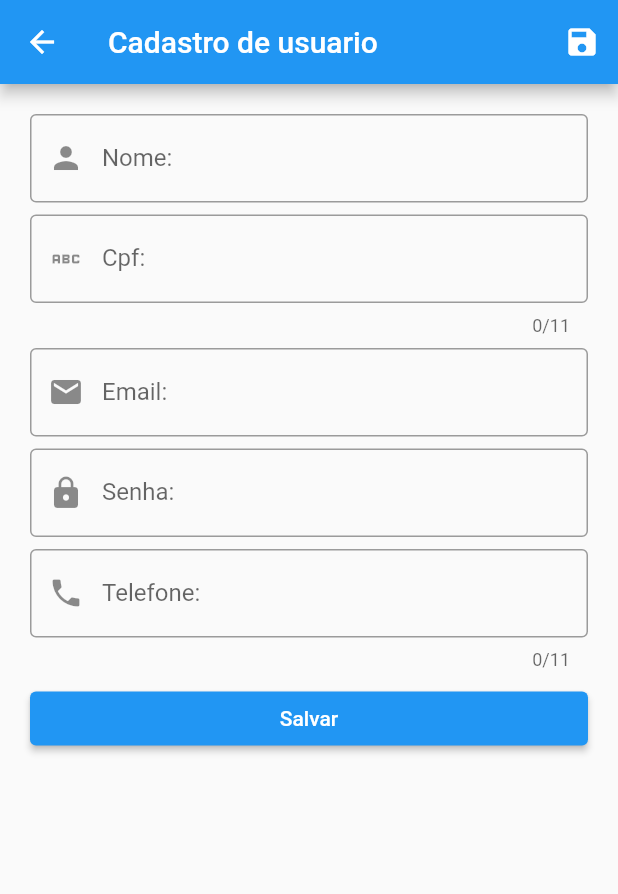
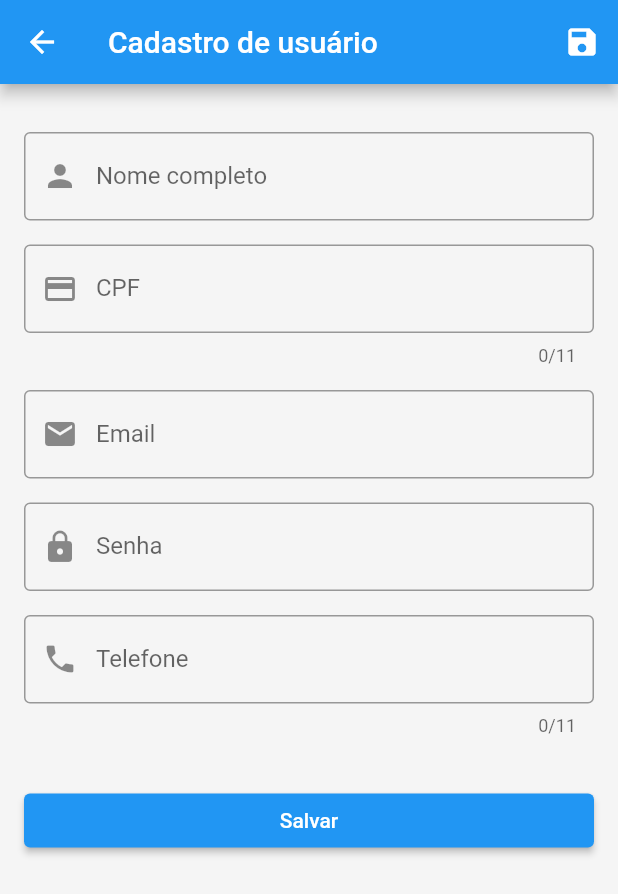
Before and after one commit to barkleyaires/PRONTO_SERVICE, a Flutter app: the Usuarios screen opened by its route, on a phone screen of 412 x 824 dp. Shown: the top 894 px of the screen. Run offline on Flutter 3.47's test engine with Material 2 defaults, Android fonts, the phone set to English and light mode, and no system bars; our stand-ins replace flutter_multi_formatter; missing offline and left inert: validatorless.

```diff
--- a/lib/main.dart
+++ b/lib/main.dart
@@ -3,8 +3,6 @@ import 'package:pronto_service/models/usuario_list.dart';
 import 'package:pronto_service/pages/criarConta.dart';
 import 'package:pronto_service/pages/home_page.dart';
 import 'package:pronto_service/pages/login.dart';
-import 'package:pronto_service/pages/usuario_detail_page.dart';
-import 'package:pronto_service/pages/usuario_overview.dart';
 import 'package:pronto_service/pages/usuarios.dart';
 import 'package:pronto_service/utils/app_routes.dart';
 import 'package:provider/provider.dart';
@@ -30,11 +28,9 @@ class MyApp extends StatelessWidget {
         initialRoute: '/login',
         routes: {
           '/login': (context) => LoginPage(),
-          AppRoutes.HOME: (context) => UsuarioOverviewPage(),
-          AppRoutes.USUARIO_DETAIL: (context) => UsuarioDetailPage(),
+          AppRoutes.HOME_PAGE: (context) => HomePage(),
           AppRoutes.USUARIOS: (context) => Usuarios(),
           AppRoutes.CRIARCONTA: (context) => CriarConta(),
-          AppRoutes.HOME_PAGE: (context) => HomePage(),
         },
         //tirando o icone debug no canto superior
         debugShowCheckedModeBanner: false,
--- a/lib/models/usuario_list.dart
+++ b/lib/models/usuario_list.dart
@@ -1,6 +1,6 @@
 import 'package:flutter/widgets.dart';
 import 'package:flutter/material.dart';
-import 'package:pronto_service/data/dummy_data.dart';
+import 'package:pronto_service/data/carga_usuarios_data.dart';
 import 'package:pronto_service/models/usuario.dart';
 
 class UsuarioList with ChangeNotifier {
--- a/lib/pages/login.dart
+++ b/lib/pages/login.dart
@@ -184,7 +184,7 @@ class _LoginPageState extends State<LoginPage> {
                 ),
                 const SizedBox(height: 15.0),
                 ElevatedButton(
-                  style: ElevatedButton.styleFrom(primary: Colors.greenAccent),
+                  style: ElevatedButton.styleFrom(primary: Color.fromARGB(255, 37, 122, 40)),
                   onPressed: () {
                     Navigator.of(context).pushNamed(AppRoutes.CRIARCONTA);
                   },
--- a/lib/pages/usuarios.dart
+++ b/lib/pages/usuarios.dart
@@ -17,7 +17,7 @@ class Usuarios extends StatelessWidget {
 
     return Scaffold(
       appBar: AppBar(
-        title: Text('Cadastro de usuario'),
+        title: Text('Cadastro de usuário'),
         actions: [
           IconButton(
             onPressed: () {},
@@ -25,101 +25,85 @@ class Usuarios extends StatelessWidget {
           ),
         ],
       ),
-      body: Padding(
-        padding: const EdgeInsets.all(20.0),
+      body: Container(
+        padding: EdgeInsets.all(16),
+        color: Colors.grey[100],
         child: Form(
           key: _formKey,
           child: Column(
             crossAxisAlignment: CrossAxisAlignment.stretch,
             children: [
+              SizedBox(height: 16),
               TextFormField(
                 controller: _nomeController,
-                //    keyboardType: TextInputType.name,
                 decoration: InputDecoration(
-                  labelText: 'Nome: ',
+                  labelText: 'Nome completo',
+                  border: OutlineInputBorder(),
                   prefixIcon: Icon(Icons.person),
-                  border: OutlineInputBorder(
-                    borderSide: BorderSide(
-                      color: Colors.white,
-                    ),
-                  ),
                 ),
-
-                validator: Validatorless.multiple([
-                  Validatorless.required('Insira o nome'),
-                ]),
+                validator: Validatorless.required('Insira o nome'),
               ),
-              SizedBox(height: 8.0),
+              SizedBox(height: 16),
               TextFormField(
                 controller: _cpfController,
                 maxLength: 11,
-                // keyboardType: TextInputType.name,
                 decoration: InputDecoration(
-                    border: OutlineInputBorder(
-                      borderSide: BorderSide(
-                        color: Colors.white,
-                      ),
-                    ),
-                    labelText: 'Cpf: ',
-                    prefixIcon: Icon(Icons.abc)),
+                  labelText: 'CPF',
+                  border: OutlineInputBorder(),
+                  prefixIcon: Icon(Icons.credit_card),
+                ),
                 validator: Validatorless.multiple([
-                  Validatorless.required('Insira o cpf'),
+                  Validatorless.required('Insira o CPF'),
                   Validatorless.number('Insira somente números'),
-                  Validatorless.min(11, 'Cpf inválido')
+                  Validatorless.min(11, 'CPF inválido'),
                 ]),
               ),
-              SizedBox(height: 8.0),
+              SizedBox(height: 16),
               TextFormField(
                 controller: _emailController,
                 keyboardType: TextInputType.emailAddress,
                 decoration: InputDecoration(
-                  border: OutlineInputBorder(
-                    borderSide: BorderSide(
-                      color: Colors.white,
-                    ),
-                  ),
-                  labelText: 'Email: ',
+                  labelText: 'Email',
+                  border: OutlineInputBorder(),
                   prefixIcon: Icon(Icons.email),
                 ),
                 validator: Validatorless.multiple([
+                  Validatorless.required('Insira o email'),
                   Validatorless.email('Insira um email válido'),
-                  Validatorless.required('Informe o email')
                 ]),
               ),
-              SizedBox(height: 8.0),
+              SizedBox(height: 16),
               TextFormField(
                 controller: _senhaController,
+                obscureText: true,
                 decoration: InputDecoration(
-                    border: OutlineInputBorder(
-                      borderSide: BorderSide(
-                        color: Colors.white,
-                      ),
-                    ),
-                    labelText: 'Senha: ',
-                    prefixIcon: Icon(Icons.lock)),
+                  labelText: 'Senha',
+                  border: OutlineInputBorder(),
+                  prefixIcon: Icon(Icons.lock),
+                ),
                 validator: Validatorless.multiple([
                   Validatorless.required('Insira a senha'),
                   Validatorless.min(
-                      6, 'A senha precisa ter no mínimo 6 caracteres')
+                      6, 'A senha precisa ter no mínimo 6 caracteres'),
                 ]),
               ),
-              SizedBox(height: 8.0),
+              SizedBox(height: 16),
               TextFormField(
                 maxLength: 11,
                 controller: _telefoneController,
-                keyboardType: TextInputType.emailAddress,
+                keyboardType: TextInputType.phone,
                 decoration: InputDecoration(
-                    border: OutlineInputBorder(
-                      borderSide: BorderSide(
-                        color: Colors.white,
-                      ),
-                    ),
-                    labelText: 'Telefone: ',
-                    prefixIcon: Icon(Icons.phone)),
-                validator: Validatorless.multiple(
-                    [Validatorless.number('Insira um telefone válido')]),
+                  labelText: 'Telefone',
+                  border: OutlineInputBorder(),
+                  prefixIcon: Icon(Icons.phone),
+                ),
+                validator: Validatorless.multiple([
+                  Validatorless.required('Insira o telefone'),
+                  Validatorless.number('Insira somente números'),
+                  Validatorless.min(10, 'Telefone inválido'),
+                ]),
               ),
-              SizedBox(height: 8.0),
+              SizedBox(height: 32),
               ElevatedButton(
                 onPressed: () {
                   String nome = _nomeController.text;
--- a/lib/utils/app_routes.dart
+++ b/lib/utils/app_routes.dart
@@ -1,9 +1,8 @@
 //facilitar na hora de usar as rotas
 class AppRoutes {
-  static const HOME = '/';
+  static const HOME_PAGE = '/';
   static const USUARIO_DETAIL = '/usuario-detail';
   static const USUARIOS = '/usuarios';
   static const CRIARCONTA = '/criarConta';
   static const LOGIN = '/login';
-  static const HOME_PAGE = '/home';
 }
```
Also changed, not shown: lib/pages/criarConta.dart (+14 -2 lines), lib/pages/usuario_detail_page.dart (deleted, +0 -42 lines), lib/pages/usuario_overview.dart (deleted, +0 -38 lines), lib/data/carga_usuarios_data.dart (renamed from lib/data/dummy_data.dart).
